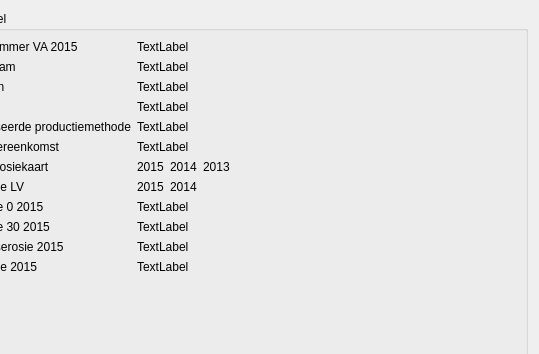
Old version of the form parceleditwindow/ui_detailsparcel.ui in the repository DOV-Vlaanderen/erosiebezwaren; both pictures show x 84 to 623 and y 0 to 354 of the 623 by 541 pixel window.
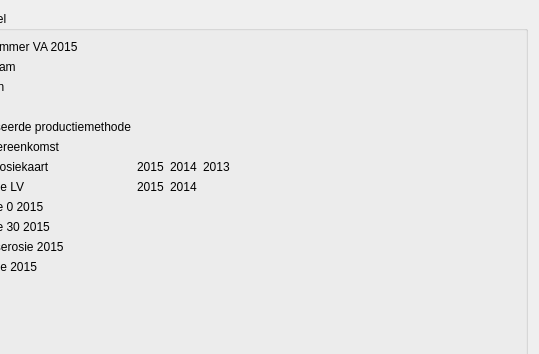
New version of the form. Custom widgets are drawn as their Qt base class.

What changed in the file:
```diff
--- a/parceleditwindow/ui_detailsparcel.ui
+++ b/parceleditwindow/ui_detailsparcel.ui
@@ -28,9 +28,9 @@
        </widget>
       </item>
       <item row="0" column="1">
-       <widget class="QLabel" name="label_2">
+       <widget class="ValueLabel" name="efw_perceelsnr_va_2015">
         <property name="text">
-         <string>TextLabel</string>
+         <string/>
         </property>
        </widget>
       </item>
@@ -42,9 +42,9 @@
        </widget>
       </item>
       <item row="1" column="1">
-       <widget class="QLabel" name="label_4">
+       <widget class="ValueLabel" name="efw_perceelsnaam">
         <property name="text">
-         <string>TextLabel</string>
+         <string/>
         </property>
        </widget>
       </item>
@@ -56,9 +56,9 @@
        </widget>
       </item>
       <item row="2" column="1">
-       <widget class="QLabel" name="label_6">
+       <widget class="ValueLabel" name="efw_gps">
         <property name="text">
-         <string>TextLabel</string>
+         <string/>
         </property>
        </widget>
       </item>
@@ -70,9 +70,9 @@
        </widget>
       </item>
       <item row="3" column="1">
-       <widget class="QLabel" name="label_8">
+       <widget class="ValueLabel" name="efw_gemeente">
         <property name="text">
-         <string>TextLabel</string>
+         <string/>
         </property>
        </widget>
       </item>
@@ -84,9 +84,9 @@
        </widget>
       </item>
       <item row="4" column="1">
-       <widget class="QLabel" name="label_10">
+       <widget class="ValueLabel" name="efw_gespec_pm">
         <property name="text">
-         <string>TextLabel</string>
+         <string/>
         </property>
        </widget>
       </item>
@@ -98,9 +98,9 @@
        </widget>
       </item>
       <item row="5" column="1">
-       <widget class="QLabel" name="label_12">
+       <widget class="ValueLabel" name="efw_bo">
         <property name="text">
-         <string>TextLabel</string>
+         <string/>
         </property>
        </widget>
       </item>
@@ -199,9 +199,9 @@
        </widget>
       </item>
       <item row="8" column="1">
-       <widget class="QLabel" name="label_24">
+       <widget class="ValueLabel" name="efw_watererosie_0_2015">
         <property name="text">
-         <string>TextLabel</string>
+         <string/>
         </property>
        </widget>
       </item>
@@ -213,9 +213,9 @@
        </widget>
       </item>
       <item row="9" column="1">
-       <widget class="QLabel" name="label_18">
+       <widget class="ValueLabel" name="efw_watererosie_30_2015">
         <property name="text">
-         <string>TextLabel</string>
+         <string/>
         </property>
        </widget>
       </item>
@@ -227,9 +227,9 @@
        </widget>
       </item>
       <item row="10" column="1">
-       <widget class="QLabel" name="label_20">
+       <widget class="ValueLabel" name="efw_bewerkingserosie_2015">
         <property name="text">
-         <string>TextLabel</string>
+         <string/>
         </property>
        </widget>
       </item>
@@ -241,9 +241,9 @@
        </widget>
       </item>
       <item row="11" column="1">
-       <widget class="QLabel" name="label_22">
+       <widget class="ValueLabel" name="efw_totale_erosie_2015">
         <property name="text">
-         <string>TextLabel</string>
+         <string/>
         </property>
        </widget>
       </item>
@@ -252,6 +252,18 @@
    </item>
   </layout>
  </widget>
+ <customwidgets>
+  <customwidget>
+   <class>SensitivityColorLabel</class>
+   <extends>QLabel</extends>
+   <header>Erosiebezwaren/widgets/valuelabel.h</header>
+  </customwidget>
+  <customwidget>
+   <class>ValueLabel</class>
+   <extends>QLabel</extends>
+   <header>Erosiebezwaren/widgets/valuelabel.h</header>
+  </customwidget>
+ </customwidgets>
  <resources/>
  <connections/>
 </ui>
```
Left out of the diff: 34 changed lines with no effect on the pictures.
